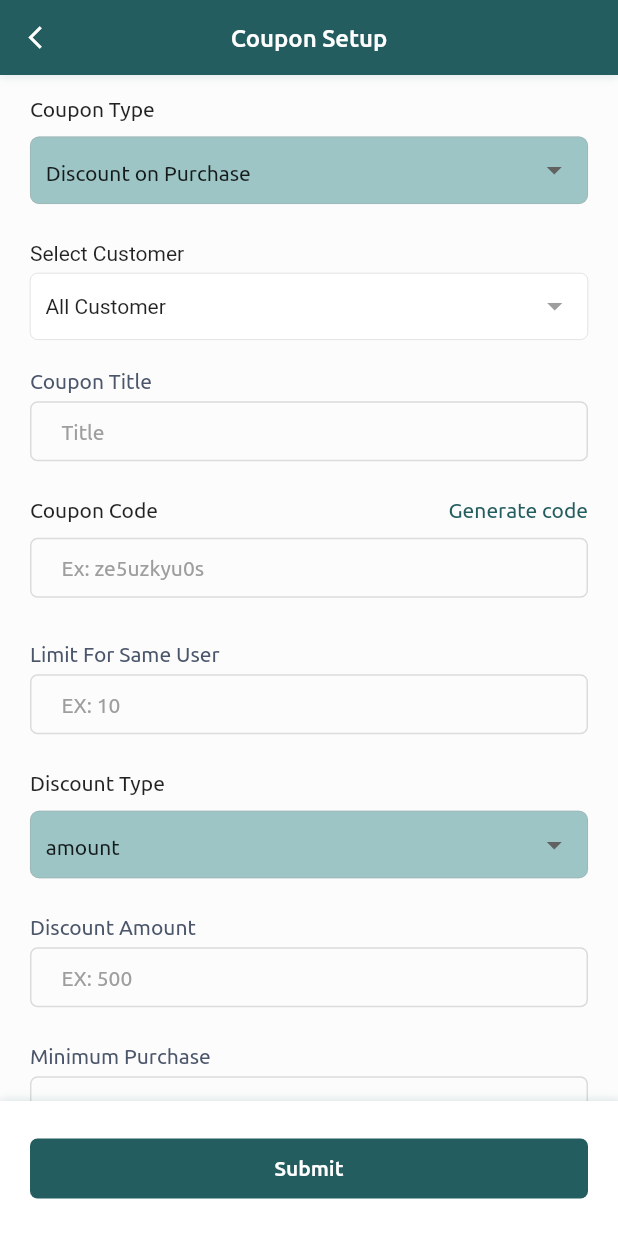
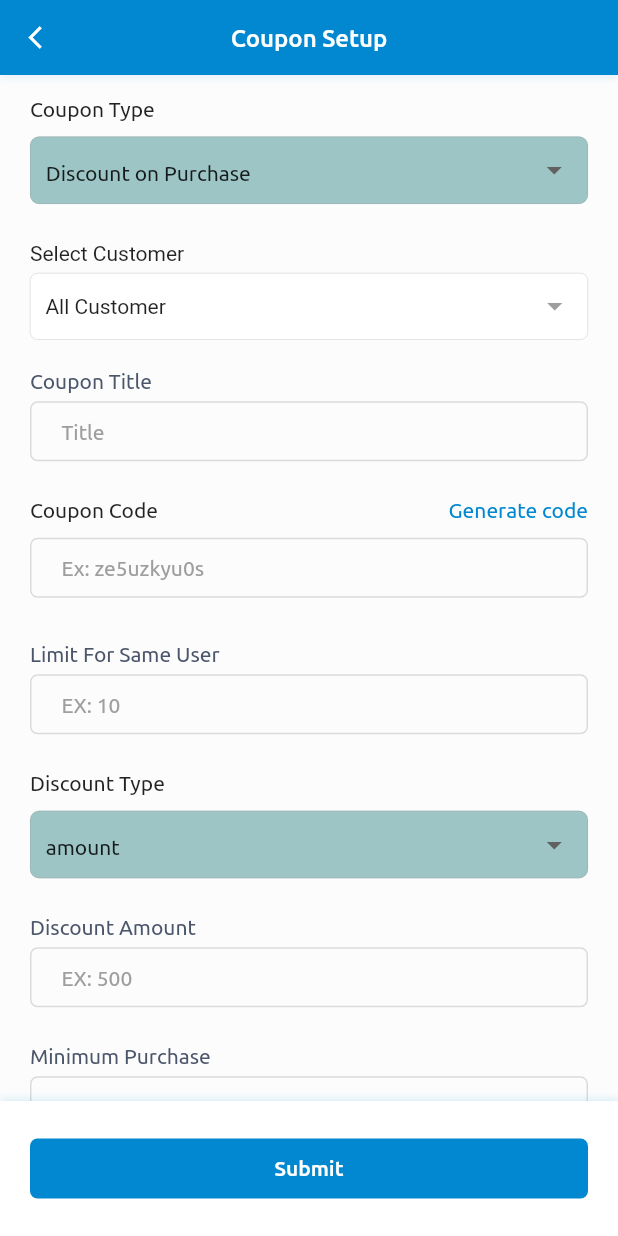
Before and after one commit to alphawizzflutterteam/bookaartVendor, a Flutter app: the AddNewCouponScreen screen opened directly, on a phone screen of 412 x 824 dp. Run offline on Flutter 3.47's test engine with Material 3 defaults, Android fonts, the phone set to English and light mode, and no system bars; our stand-ins replace barcode_widget, cached_network_image, carousel_slider, connectivity_plus, country_code_picker, device_info_plus and 28 more; missing offline and left inert: autocomplete_textfield, esc_pos_utils, flutter_barcode_scanner_plus, flutter_downloader, flutter_google_maps_webservices, flutter_html_table and 6 more; accounts and stored records are empty; network calls fail; Roboto replaces fonts that are missing (TitilliumWeb).

Commit message:
some ui change

```diff
--- a/lib/theme/light_theme.dart
+++ b/lib/theme/light_theme.dart
@@ -3,8 +3,9 @@ import 'package:flutter/material.dart';
 ThemeData light = ThemeData(
   useMaterial3: false,
   fontFamily: 'TitilliumWeb',
-  primaryColor: const Color(0xFF245D5F),
-  hintColor : const Color(0xff9E9E9E),
+  primaryColor: const Color(0xFF0188D0),
+  hintColor: const Color(0xff9E9E9E),
+
   ///0xff0007a3  0xff1c4c9e
   bottomSheetTheme:
       const BottomSheetThemeData(backgroundColor: Colors.transparent),
@@ -15,8 +16,7 @@ ThemeData light = ThemeData(
   disabledColor: const Color(0xFF343A40),
   canvasColor: const Color(0xFFFCFCFC),
   colorScheme: const ColorScheme.light(
-
-      primary: Color(0xFF245D5F),
+      primary: Color(0xFF0188D0),
       secondary: Color(0xFFE4E4E4),
       tertiary: Color(0xFFF9D4A8),
       tertiaryContainer: Color(0xFFADC9F3),
@@ -25,8 +25,8 @@ ThemeData light = ThemeData(
       secondaryContainer: Color(0xFFF2F2F2),
       error: Color(0xFFFF5A5A),
       surface: Color(0xffbadff8),
-     // surfaceTint: Color(0xFF0007a3),
-     // onPrimary: Color(0xFF0007a3),
+      // surfaceTint: Color(0xFF0007a3),
+      // onPrimary: Color(0xFF0007a3),
       onSecondary: Color(0xFFFC9926)),
   pageTransitionsTheme: const PageTransitionsTheme(builders: {
     TargetPlatform.android: ZoomPageTransitionsBuilder(),
--- a/lib/utill/app_constants.dart
+++ b/lib/utill/app_constants.dart
@@ -2,12 +2,12 @@ import 'package:sixvalley_vendor_app/data/model/response/language_model.dart';
 import 'package:sixvalley_vendor_app/utill/images.dart';
 
 class AppConstants {
-  static const String appName = 'Glowdrop Vendor App';
+  static const String appName = 'BookAart Vendor';
   static const String mapKey = 'AIzaSyAmJixElxZzVtD26BWhCaGC1S3HMHsGDLc';
   static const String appVersion = '1.0';
-  static const String companyName = 'Glowdrop Vendor';
+  static const String companyName = 'BookAart Vendor';
   //static const String baseUrl = 'https://townway.alphawizzserver.com';
-  static const String baseUrl = 'https://glowdrop.in';
+  static const String baseUrl = 'https://bookaart.developmentalphawizz.com';
   static const String loginUri = '/api/v3/seller/auth/login';
   static const String configUri = '/api/v1/config';
   static const String sellerUri = '/api/v3/seller/seller-info';
@@ -22,20 +22,19 @@ class AppConstants {
 
   ///Booking Module
   static const String bookingListUri = '/api/v3/seller/services/my_booking';
-  static const String updateBookingStatusUri = '/api/v3/seller/services/update_booking_status';
-  static const String updateBookingStatus = '/api/v3/seller/services/update_booking_status';
-  static const String updatePaymentStatus = '/api/v3/seller/services/update-payment-status';
+  static const String updateBookingStatusUri =
+      '/api/v3/seller/services/update_booking_status';
+  static const String updateBookingStatus =
+      '/api/v3/seller/services/update_booking_status';
+  static const String updatePaymentStatus =
+      '/api/v3/seller/services/update-payment-status';
   static const String deleteServiceUri = '/api/v3/seller/services/delete';
   static const String getServiceUri = '/api/v3/seller/services/list';
-
-
-
 
   ///Service
 
   static const String addServiceUri = '/api/v3/seller/services/add';
   static const String updateServiceUri = '/api/v3/seller/services/update';
-
 
   static const String orderDetails = '/api/v3/seller/orders/';
   static const String updateOrderStatus =
--- a/lib/utill/color_resources.dart
+++ b/lib/utill/color_resources.dart
@@ -262,7 +262,7 @@ class ColorResources {
   }
 
   static Color secondaryColor = const Color(0xFFE0EC53);
-  static Color primary = const Color(0xFF245D5F);
+  static Color primary = const Color(0xFF0188D0);
   static const Color black = Color(0xff000000);
   static Color gradientColor = const Color(0xFF45A735);
   static const Color white = Color(0xffFFFFFF);
```
Also changed, not shown: lib/view/screens/auth/auth_screen.dart (+4 -11 lines), lib/view/screens/auth/login_screen.dart (+17 -18 lines), lib/view/screens/home/widget/on_going_order_widget.dart (+48 -31 lines), lib/view/screens/shop/shop_screen.dart (+10 -13 lines), lib/view/screens/shop/widget/shop_information_widget.dart (+36 -37 lines), lib/view/screens/splash/splash_screen.dart (+13 -33 lines), assets/image/background.png (deleted), assets/image/bakground.png (added), assets/image/logo_image.png (added), assets/image/logo_with_app_name.png, pubspec.lock (deleted), 13 other files.
